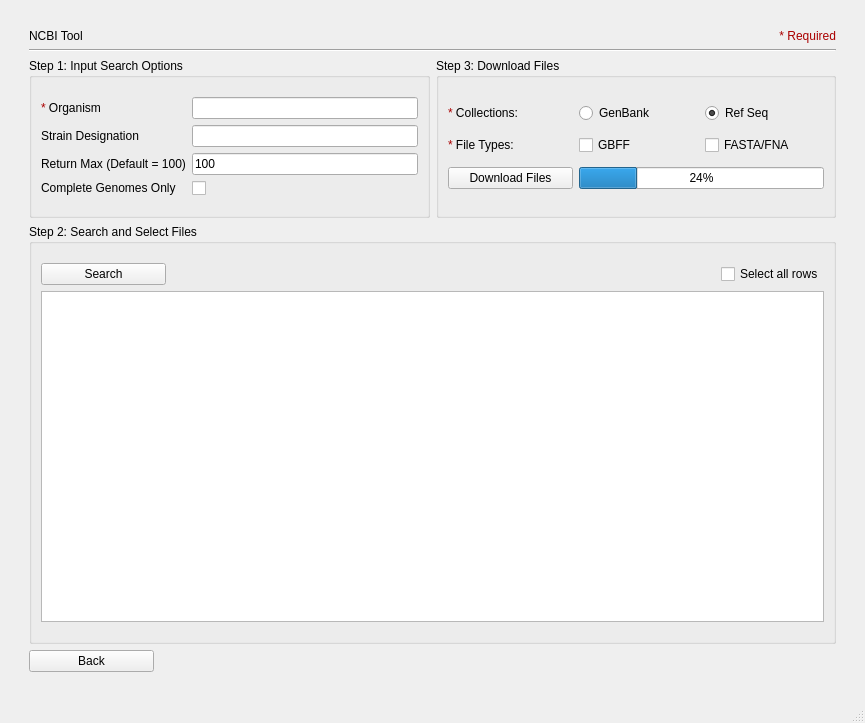
TrinhLab/CASPERapp, file ncbi.ui: the form before one commit.
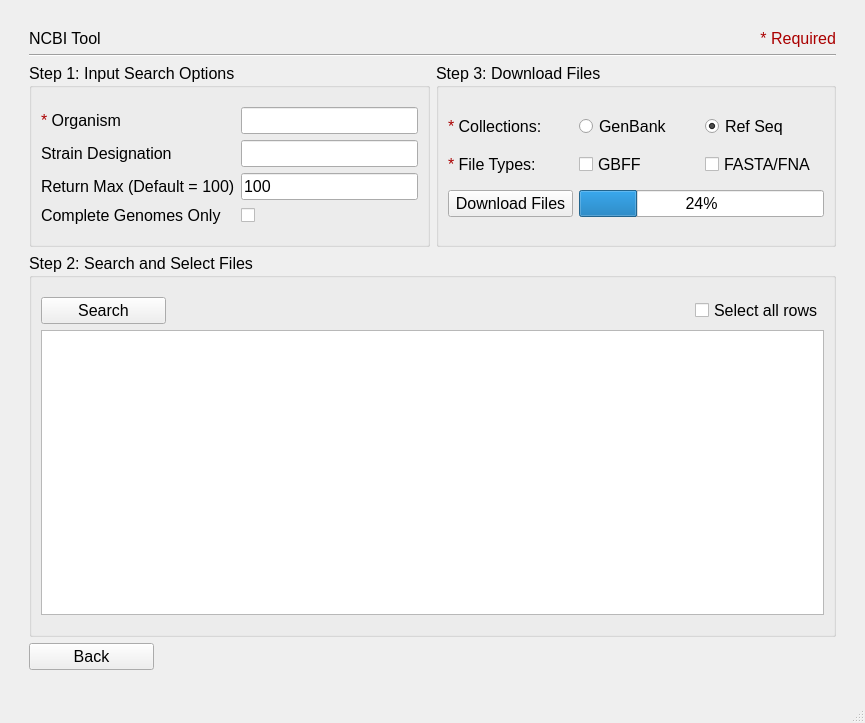
The form after the commit.

The edit to the form file:
```diff
--- a/ncbi.ui
+++ b/ncbi.ui
@@ -10,6 +10,11 @@
     <height>723</height>
    </rect>
   </property>
+  <property name="font">
+   <font>
+    <pointsize>12</pointsize>
+   </font>
+  </property>
   <property name="windowTitle">
    <string>MainWindow</string>
   </property>
```
